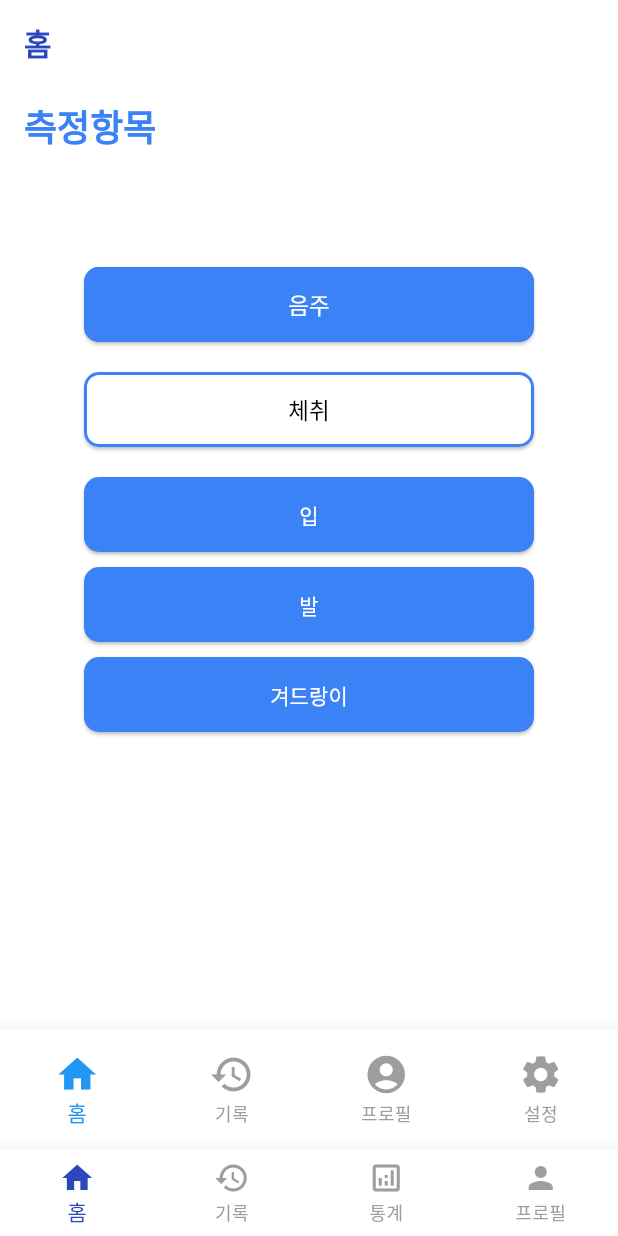
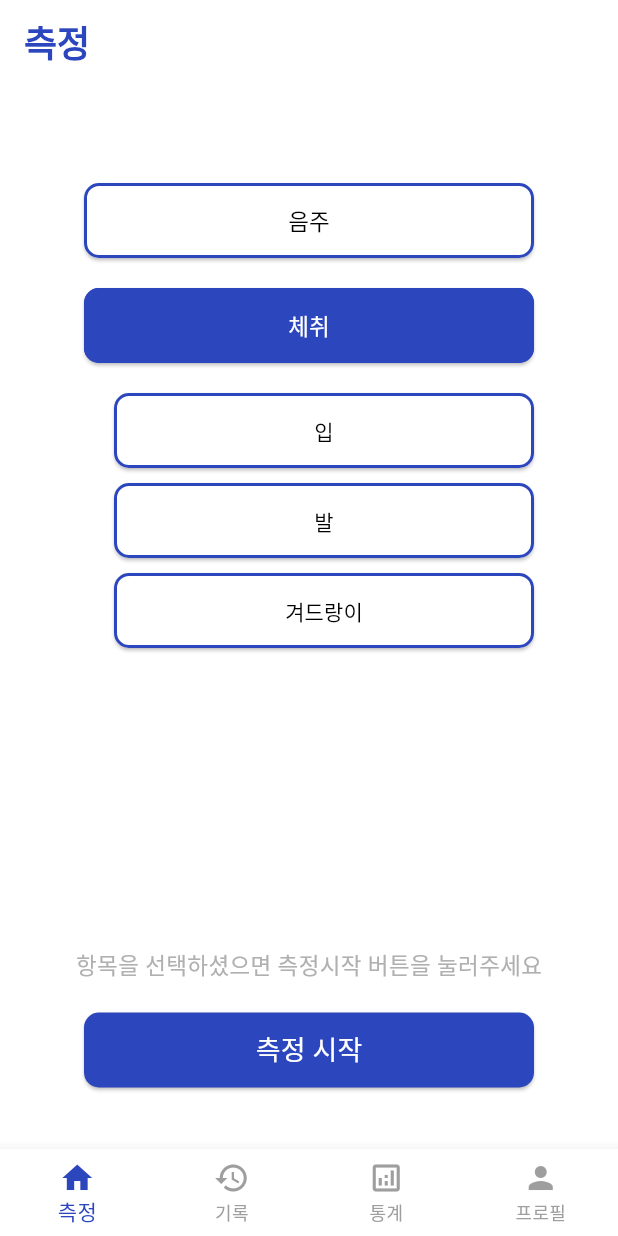
Before and after one commit to mark77234/NCSENSOR, a Flutter app: the MainScreen screen opened directly, after a tap on "체취", on a phone screen of 412 x 824 dp. Run offline on Flutter 3.47's test engine with Material 3 defaults, Android fonts, the phone set to English and light mode, and no system bars; our stand-ins replace fl_chart.

Commit message:
fix: mj layout바탕으로 충돌 해결 및 일부 코드 수정

```diff
--- a/lib/constants/styles.dart
+++ b/lib/constants/styles.dart
@@ -12,7 +12,7 @@ class RadiusStyles {
 }
 
 class TextStyles {
-  static const TextStyle title = TextStyle(fontSize: 20, fontWeight: FontWeight.bold, color: ColorStyles.primary);
+  static const TextStyle title = TextStyle(fontSize: 24, fontWeight: FontWeight.bold, color: ColorStyles.primary);
   static const TextStyle subtitle = TextStyle(fontSize: 16, fontWeight: FontWeight.bold);
   static const TextStyle body = TextStyle(fontSize: 14, color: Colors.black);
 }
--- a/lib/screens/bottom_navigation_bar.dart
+++ /dev/null
@@ -1,44 +0,0 @@
-import 'package:flutter/material.dart';
-
-class CustomBottomNavigationBar extends StatelessWidget {
-  final int selectedIndex;
-  final Function(int) onItemTapped;
-
-  const CustomBottomNavigationBar({
-    Key? key,
-    required this.selectedIndex,
-    required this.onItemTapped,
-  }) : super(key: key);
-
-  @override
-  Widget build(BuildContext context) {
-    return Container(
-      height: 80,
-      child: BottomNavigationBar(
-        currentIndex: selectedIndex,
-        onTap: onItemTapped,
-        selectedItemColor: Colors.blue,
-        unselectedItemColor: Colors.grey,
-        iconSize: 30,
-        items: const <BottomNavigationBarItem>[
-          BottomNavigationBarItem(
-            icon: Icon(Icons.home),
-            label: '홈',
-          ),
-          BottomNavigationBarItem(
-            icon: Icon(Icons.history),
-            label: '기록',
-          ),
-          BottomNavigationBarItem(
-            icon: Icon(Icons.account_circle),
-            label: '프로필',
-          ),
-          BottomNavigationBarItem(
-            icon: Icon(Icons.settings),
-            label: '설정',
-          ),
-        ],
-      ),
-    );
-  }
-}
--- a/lib/screens/main_screen.dart
+++ b/lib/screens/main_screen.dart
@@ -18,7 +18,7 @@ class _MainScreenState extends State<MainScreen> {
 
 
   final List<PageData> _pages = [
-    PageData(MeasureScreen(), '홈', Icons.home),
+    PageData(MeasureScreen(), '측정', Icons.home),
     PageData(HistoryScreen(), '기록',Icons.history),
     PageData(StatisticsScreen(), '통계', Icons.analytics_outlined),
     PageData(ProfileScreen(), '프로필', Icons.person),
--- a/lib/screens/measure_screen.dart
+++ b/lib/screens/measure_screen.dart
@@ -1,6 +1,6 @@
 import 'package:flutter/material.dart';
+import '../constants/styles.dart';
 import 'breath_screen.dart';
-import 'bottom_navigation_bar.dart'; // 새로 만든 파일 임포트
 
 class MeasureScreen extends StatefulWidget {
   const MeasureScreen({super.key});
@@ -14,30 +14,9 @@ class _MeasureScreenState extends State<MeasureScreen> {
   String selectedMeasurement = ''; // 선택된 측정 항목
   String selectedBodyOdor = ''; // 선택된 체취 부위
 
-  // For bottom navigation
-  int _selectedIndex = 0;
-
-  void _onItemTapped(int index) {
-    setState(() {
-      _selectedIndex = index;
-    });
-  }
-
   @override
   Widget build(BuildContext context) {
-    return Scaffold(
-      appBar: AppBar(
-        automaticallyImplyLeading: false,
-        title: const Text(
-          "측정항목",
-          style: TextStyle(
-            fontSize: 24,
-            fontWeight: FontWeight.bold,
-            color: Color(0xFF3B82F6),
-          ),
-        ),
-      ),
-      body: SingleChildScrollView(
+    return SingleChildScrollView(
       child: Padding(
         padding: const EdgeInsets.all(16.0),
         child: Center(
@@ -48,18 +27,16 @@ class _MeasureScreenState extends State<MeasureScreen> {
               ElevatedButton(
                 style: ElevatedButton.styleFrom(
                   backgroundColor: selectedMeasurement == '음주'
+                      ? ColorStyles.primary
+                      : Colors.white,
+                  foregroundColor: selectedMeasurement == '음주'
                       ? Colors.white
-                        : const Color(0xFF3B82F6),
-                    foregroundColor: selectedMeasurement == '음주'
-                        ? Colors.black
-                        : Colors.white,
+                      : Colors.black,
                   minimumSize: const Size(300, 50),
                   shape: RoundedRectangleBorder(
                     borderRadius: BorderRadius.circular(10),
                     side: BorderSide(
-                        color: selectedMeasurement == '음주' || selectedMeasurement == '체취'
-                            ? const Color(0xFF3B82F6)
-                            : Colors.transparent,
+                      color: ColorStyles.primary,
                       width: 2,
                     ),
                   ),
@@ -80,18 +57,16 @@ class _MeasureScreenState extends State<MeasureScreen> {
               ElevatedButton(
                 style: ElevatedButton.styleFrom(
                   backgroundColor: selectedMeasurement == '체취'
+                      ? ColorStyles.primary
+                      : Colors.white,
+                  foregroundColor: selectedMeasurement == '체취'
                       ? Colors.white
-                        : const Color(0xFF3B82F6),
-                    foregroundColor: selectedMeasurement == '체취'
-                        ? Colors.black
-                        : Colors.white,
+                      : Colors.black,
                   minimumSize: const Size(300, 50),
                   shape: RoundedRectangleBorder(
                     borderRadius: BorderRadius.circular(10),
                     side: BorderSide(
-                        color: selectedMeasurement == '음주' || selectedMeasurement == '체취'
-                            ? const Color(0xFF3B82F6)
-                            : Colors.transparent,
+                      color: ColorStyles.primary,
                       width: 2,
                     ),
                   ),
@@ -129,7 +104,7 @@ class _MeasureScreenState extends State<MeasureScreen> {
               const SizedBox(height: 20),
               ElevatedButton(
                 style: ElevatedButton.styleFrom(
-                    backgroundColor: const Color(0xFF3B82F6),
+                  backgroundColor: ColorStyles.primary,
                   foregroundColor: Colors.white,
                   minimumSize: const Size(300, 50),
                   shape: RoundedRectangleBorder(
@@ -179,31 +154,26 @@ class _MeasureScreenState extends State<MeasureScreen> {
           ),
         ),
       ),
-      ),
-      bottomNavigationBar: CustomBottomNavigationBar( // 여기서 호출
-        selectedIndex: _selectedIndex,
-        onItemTapped: _onItemTapped,
-      ),
     );
   }
 
   // 체취 부위 선택 버튼 빌드
   Widget _buildBodyOdorButton(String title, BuildContext context) {
-    return ElevatedButton(
+    return Padding(
+      padding: const EdgeInsets.only(left: 20),
+      child: ElevatedButton(
         style: ElevatedButton.styleFrom(
           backgroundColor: selectedBodyOdor == '$title 체취'
+              ? ColorStyles.primary
+              : Colors.white,
+          foregroundColor: selectedBodyOdor == '$title 체취'
               ? Colors.white
-            : const Color(0xFF3B82F6),
-        foregroundColor: selectedBodyOdor == '$title 체취'
-            ? Colors.black
-            : Colors.white,
-        minimumSize: const Size(300, 50),
+              : Colors.black,
+          minimumSize: const Size(280, 50),
           shape: RoundedRectangleBorder(
             borderRadius: BorderRadius.circular(10),
             side: BorderSide(
-            color: selectedBodyOdor == '$title 체취'
-                ? const Color(0xFF3B82F6)
-                : Colors.transparent,
+              color: ColorStyles.primary,
               width: 2,
             ),
           ),
@@ -214,6 +184,7 @@ class _MeasureScreenState extends State<MeasureScreen> {
           });
         },
         child: Text(title),
+      ),
     );
   }
 
@@ -242,7 +213,7 @@ class _MeasureScreenState extends State<MeasureScreen> {
               mainAxisSize: MainAxisSize.min,
               children: [
                 const CircularProgressIndicator(
-                  valueColor: AlwaysStoppedAnimation<Color>(Color(0xFF3B82F6)), // 로딩 인디케이터 색상
+                  valueColor: AlwaysStoppedAnimation<Color>(ColorStyles.primary), // 로딩 인디케이터 색상
                 ),
                 const SizedBox(height: 20),
                 Text(
```
Also changed, not shown: lib/screens/alcohol_result_screen.dart (+2 -27 lines), lib/screens/body_result_screen.dart (+3 -26 lines), lib/screens/breath_screen.dart (+3 -27 lines), lib/widgets/tmp.dart (deleted). Lines whose indentation alone changed are shown as unchanged.
